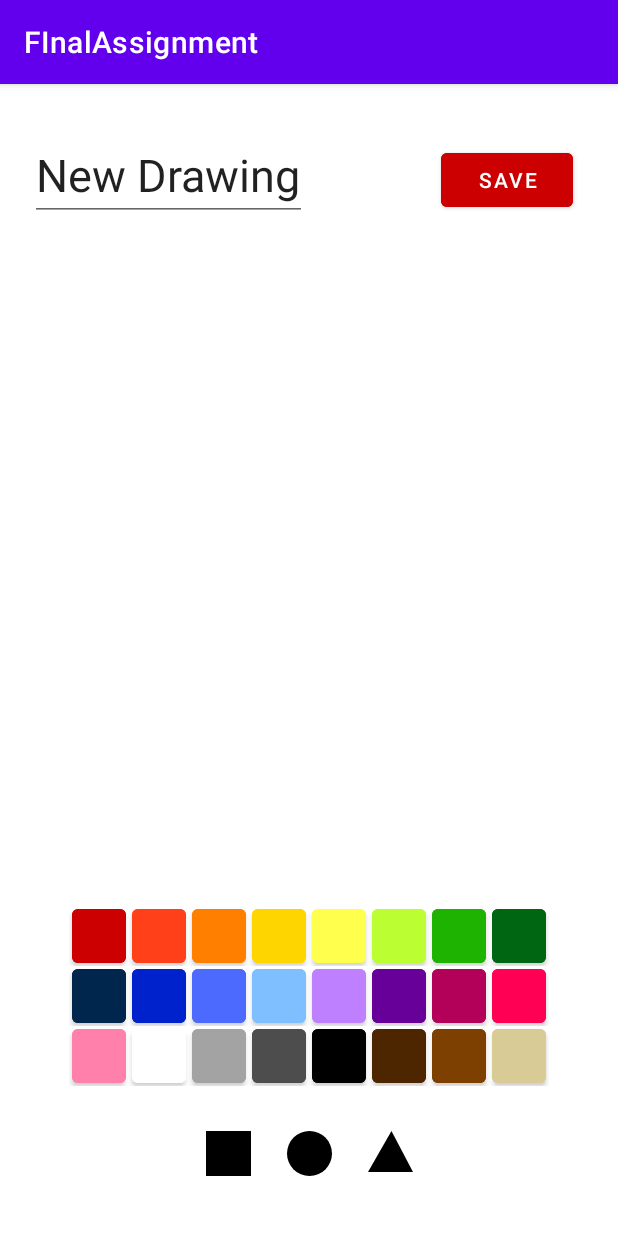
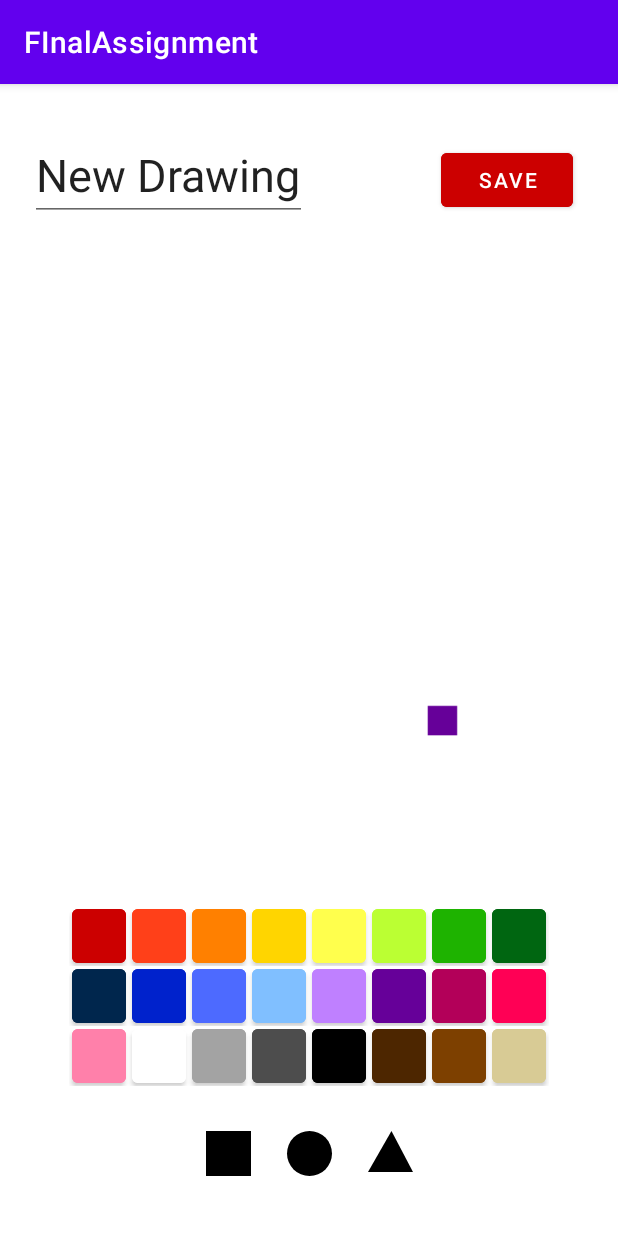
Before and after one commit to a-hassett/cs2410-finalassignment, an Android app: the DrawFragment screen opened through its navigation route, after a tap on an icon or button, on a phone screen of 412 x 824 dp. Run offline under Robolectric (Android 15) with nearby library versions, the phone set to English and light mode, and no system bars.

Commit message:
IT DRAWS YES YES YES

```diff
--- a/app/src/main/java/com/allykh/finalassignment/DrawFragment.kt
+++ b/app/src/main/java/com/allykh/finalassignment/DrawFragment.kt
@@ -1,19 +1,23 @@
 package com.allykh.finalassignment
 
 //import android.R
+
 import android.graphics.Bitmap
-import android.graphics.BitmapFactory
+import android.graphics.Canvas
 import android.graphics.drawable.Drawable
 import android.graphics.drawable.LayerDrawable
 import android.os.Bundle
 import android.util.Log
 import android.view.LayoutInflater
 import android.view.View
+import android.view.View.OnTouchListener
 import android.view.ViewGroup
 import androidx.core.content.res.ResourcesCompat
+import androidx.core.graphics.drawable.DrawableCompat
 import androidx.fragment.app.Fragment
 import androidx.navigation.fragment.findNavController
 import com.allykh.finalassignment.databinding.FragmentDrawBinding
+import kotlin.math.roundToInt
 
 
 class DrawFragment : Fragment() {
@@ -38,24 +42,55 @@ class DrawFragment : Fragment() {
             shape = ResourcesCompat.getDrawable(resources, R.drawable.circle_shape, null)
         }
         binding.trianglebutton.setOnClickListener{
-            shape = ResourcesCompat.getDrawable(resources, R.drawable.user_image, null)
+            shape = ResourcesCompat.getDrawable(resources, R.drawable.triangle_shape, null)
         }
 
-        val bitmap = Bitmap.createBitmap(390, 390, Bitmap.Config.ARGB_8888)
+
+
+        var bitmap = Bitmap.createBitmap(390, 390, Bitmap.Config.ARGB_8888)
+        var canvas: Canvas = Canvas(bitmap)
+        var color: Int = getResources().getColor(R.color.violet)
+
+        binding.userImageView.setOnTouchListener{ v: View, event ->
+            //Log.i("imageviewandontouchlistener", "imageView1 onTouch")
+            //false
+
+            var x = event.x.roundToInt()
+            var y = event.y.roundToInt()
+            Log.i("coordinates", x.toString() + "," + y.toString())
+
+            shape?.setBounds(x - 10, y - 10, x + 10, y + 10)
+            shape?.colorFilter
+            shape?.let { DrawableCompat.setTint(it, color) }
+            shape?.draw(canvas)
+            binding.userImageView.setImageBitmap(bitmap)
+
+//            val canvasToBitmap: CanvasToBitmap
+//
+//            CanvasToBitmap canvasToBitmap = new CanvasToBitmap(getBaseContext());
+//
+//            Bitmap bitmap = canvasToBitmap.bitmap;
+
+            true
+        }
+
+
+
 
         var index: Int
         var item: Drawable?
 //        var canvas: Canvas =
         //var bitmap: Bitmap = Bitmap(390, 390)
-        var color: Int = ResourcesCompat.getColor(resources, R.color.pink, null)
+        //var color: Int = ResourcesCompat.getColor(resources, R.color.pink, null)
         binding.userImageView.setOnClickListener{
+            //bitmap.setPixel
 //            item = ResourcesCompat.getDrawable(resources, R.drawable.circle_shape, null)
 //            index = userImage.addLayer(shape)
 //            item = userImage.getDrawable(index)
 
             //userImage.addLayer(shape)
             //bitmap = BitmapFactory.decodeResource(resources, R.drawable.user_image)
-            binding.userImageView.setImageBitmap(bitmap)
+            //binding.userImageView.setImageBitmap(bitmap)
 
             //item.setColor
 //            DrawableCompat.setTint(item, color)
--- a/app/src/main/res/layout/fragment_draw.xml
+++ b/app/src/main/res/layout/fragment_draw.xml
@@ -44,7 +44,7 @@
         app:layout_constraintStart_toStartOf="parent"
         app:layout_constraintTop_toTopOf="parent"
         app:srcCompat="@drawable/user_image" />
-        <!--android:src="@drawable/triangle_shape"-->
+    <!--android:src="@drawable/triangle_shape"-->
 
     <TableLayout
         android:id="@+id/colorGrid"
@@ -347,7 +347,7 @@
 
         <TableRow
             android:layout_width="match_parent"
-            android:layout_height="match_parent" >
+            android:layout_height="match_parent">
 
             <ImageButton
                 android:id="@+id/squarebutton"
```
Also changed, not shown: app/src/main/res/layout/fragment_home_list.xml (+18 -1 lines).
